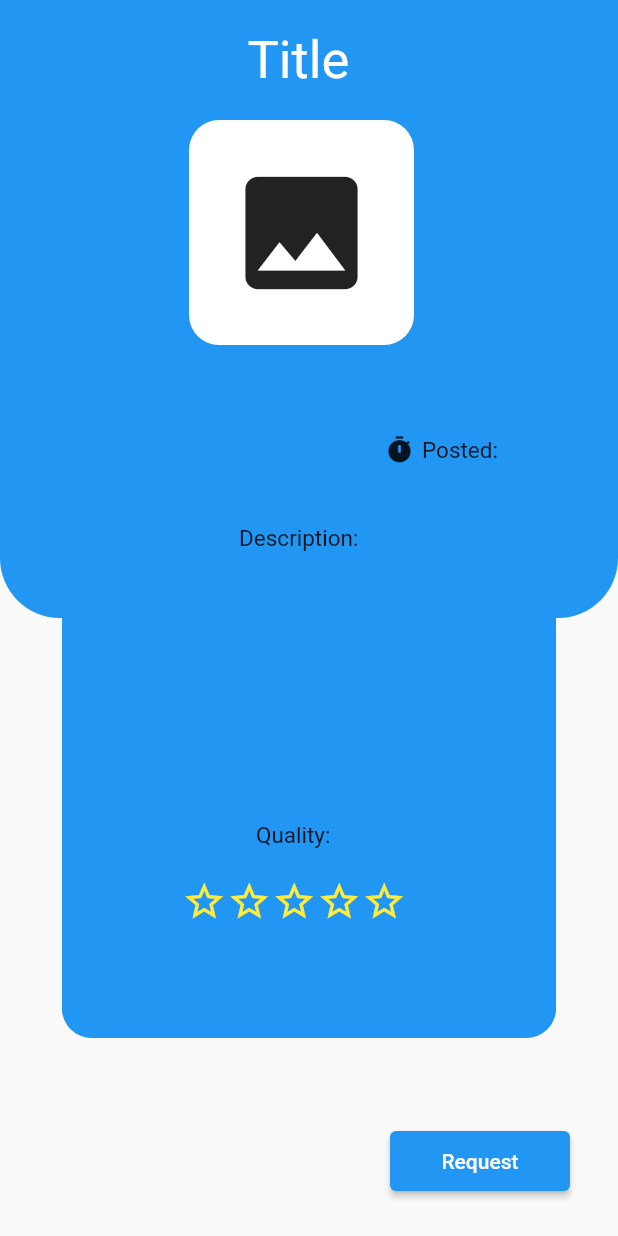
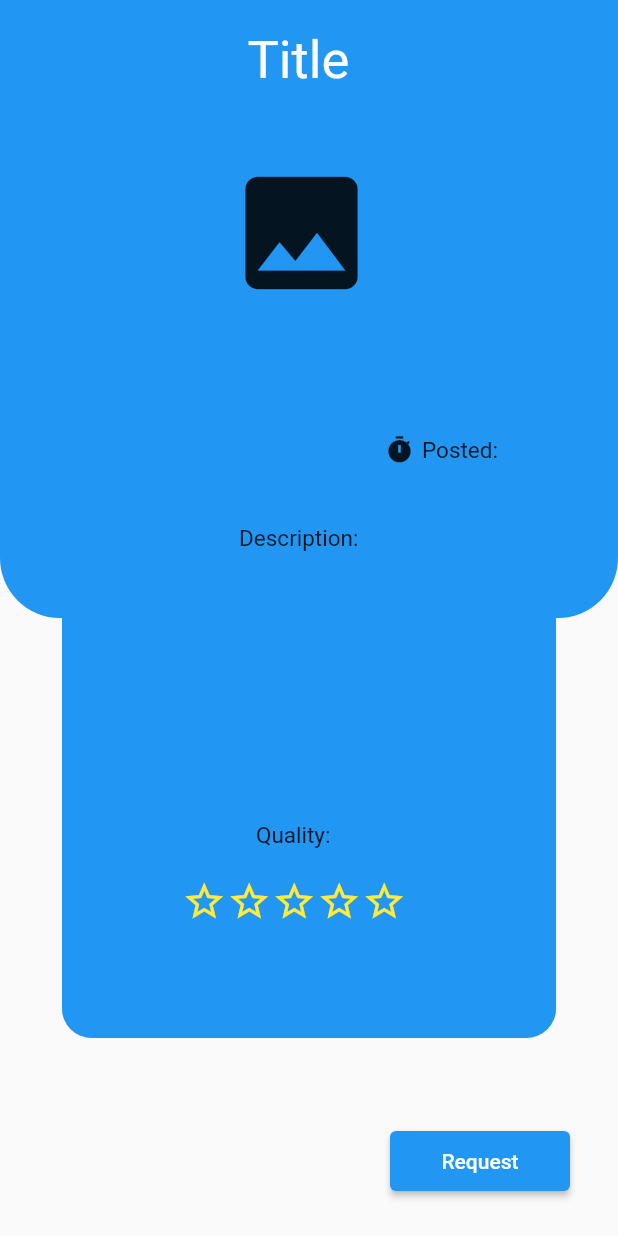
Before and after one commit to Kongisa/gift_me_application, a Flutter app: the GetItem screen opened by its route, on a phone screen of 412 x 824 dp. Run offline on Flutter 3.47's test engine with Material 2 defaults, Android fonts, the phone set to English and light mode, and no system bars; our stand-ins replace firebase_auth, firebase_core, fluttertoast; accounts and stored records are empty.

```diff
--- a/lib/pages/food_items.dart
+++ b/lib/pages/food_items.dart
@@ -282,7 +282,7 @@ class FoodItemsState extends State<FoodItems> {
             child: Text(
               'Food Items',
               style: TextStyle(
-                //applying the white text colour
+                //importing the white text colour
                 color: AppColors.whiteTextColor,
                 fontSize: 25,
               ),
--- a/lib/pages/get_items.dart
+++ b/lib/pages/get_items.dart
@@ -80,32 +80,13 @@ class _GetItemState extends State<GetItem> {
   Widget _buildRating() {
     return Row(
       children: [
-        //The icons all import the yellowIconsColor
-        Icon(
-          Icons.star_outline,
-          size: 30,
-          color: AppColors.yellowIconsColor,
-        ),
-        Icon(
-          Icons.star_outline,
-          size: 30,
-          color: AppColors.yellowIconsColor,
-        ),
-        Icon(
-          Icons.star_outline,
-          size: 30,
-          color: AppColors.yellowIconsColor,
-        ),
-        Icon(
-          Icons.star_outline,
-          size: 30,
-          color: AppColors.yellowIconsColor,
-        ),
-        Icon(
-          Icons.star_outline,
-          size: 30,
-          color: AppColors.yellowIconsColor,
-        ),
+        //The buildRatingIcon contains the star icon, and text and they all
+        //have a size of 30
+        buildRatingIcon(),
+        buildRatingIcon(),
+        buildRatingIcon(),
+        buildRatingIcon(),
+        buildRatingIcon(),
       ],
     );
   }
@@ -129,7 +110,8 @@ class _GetItemState extends State<GetItem> {
                   offset: Offset(0.0, 5), // changes position of shadow
                 ),
               ],
-              color: Colors.white,
+              //importing the BoxDecoration of white
+              color: AppColors.boxDecorationWhite,
               borderRadius: BorderRadius.all(
                 Radius.circular(20),
               ),
@@ -197,3 +179,19 @@ class _GetItemState extends State<GetItem> {
     );
   }
 }
+
+//The build rating can be written like this for code reuse
+class buildRatingIcon extends StatelessWidget {
+  const buildRatingIcon({
+    Key? key,
+  }) : super(key: key);
+
+  @override
+  Widget build(BuildContext context) {
+    return Icon(
+      Icons.star_outline,
+      size: 30,
+      color: AppColors.yellowIconsColor,
+    );
+  }
+}
```
